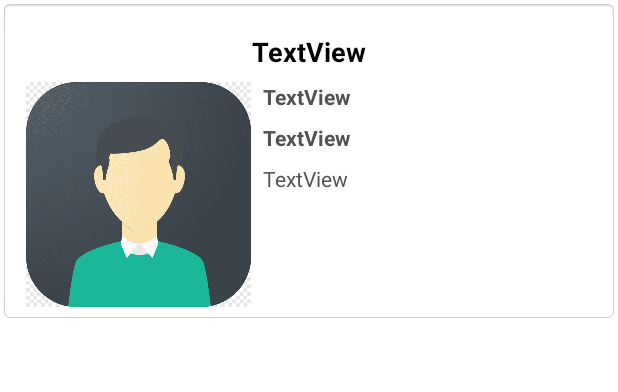
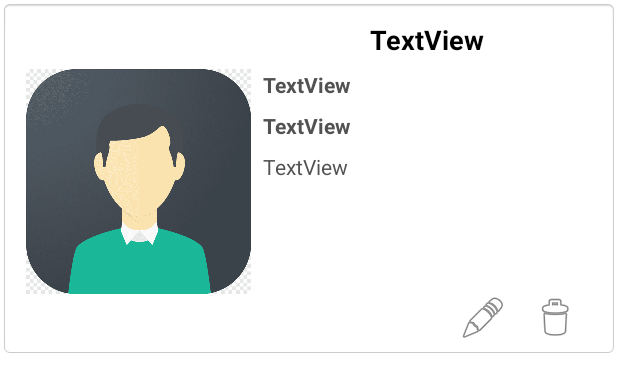
Before and after one commit to BALASHOWILYA/Obmen_JAVA, an Android app: the layout item_ads.xml on its own in the app's theme, with its tools: preview values and no code run, on a phone screen of 412 x 824 dp. Shown: the top 392 px of the screen. Run offline under Robolectric (Android 15) with nearby library versions, the phone set to English and light mode, and no system bars.

Commit message:
DeletemyAdswithRecyclerView

```diff
--- a/app/src/main/java/com/sad_ballala_projects/obmenknigami_java/EditActivity.java
+++ b/app/src/main/java/com/sad_ballala_projects/obmenknigami_java/EditActivity.java
@@ -140,6 +140,7 @@ public class EditActivity extends AppCompatActivity {
             post.setTel(edTel.getText().toString());
             post.setDisc(edDisc.getText().toString());
             post.setKey(key);
+            post.setCat(spinner.getSelectedItem().toString());
             post.setTime(String.valueOf(System.nanoTime()));
             post.setUid(mAuth.getUid());
 
--- a/app/src/main/res/layout/item_ads.xml
+++ b/app/src/main/res/layout/item_ads.xml
@@ -11,13 +11,13 @@
         android:id="@+id/tvTitle"
         android:layout_width="wrap_content"
         android:layout_height="wrap_content"
-        android:layout_marginTop="16dp"
+        android:layout_marginTop="8dp"
         android:text="TextView"
         android:textColor="@color/black"
         android:textSize="18sp"
         android:textStyle="bold"
-        app:layout_constraintEnd_toEndOf="parent"
-        app:layout_constraintStart_toStartOf="parent"
+        app:layout_constraintEnd_toEndOf="@+id/tvChange"
+        app:layout_constraintStart_toStartOf="@+id/tvChange"
         app:layout_constraintTop_toTopOf="parent" />
 
     <TextView
@@ -25,13 +25,14 @@
         android:layout_width="0dp"
         android:layout_height="wrap_content"
         android:layout_marginStart="8dp"
+        android:layout_marginTop="8dp"
         android:layout_marginEnd="8dp"
         android:text="TextView"
         android:textColor="@color/gray"
         android:textStyle="bold"
         app:layout_constraintEnd_toEndOf="parent"
         app:layout_constraintStart_toEndOf="@+id/imAds"
-        app:layout_constraintTop_toTopOf="@+id/imAds" />
+        app:layout_constraintTop_toBottomOf="@+id/tvTitle" />
 
     <ImageView
         android:id="@+id/imAds"
@@ -41,8 +42,7 @@
         android:layout_marginTop="8dp"
         app:layout_constraintBottom_toBottomOf="parent"
         app:layout_constraintStart_toStartOf="parent"
-        app:layout_constraintTop_toBottomOf="@+id/tvTitle"
-        app:layout_constraintVertical_bias="0.0"
+        app:layout_constraintTop_toTopOf="parent"
         app:srcCompat="@mipmap/avatar" />
 
     <TextView
@@ -69,4 +69,30 @@
         app:layout_constraintStart_toStartOf="@+id/tvChange"
         app:layout_constraintTop_toBottomOf="@+id/tvChange" />
 
+    <LinearLayout
+        android:id="@+id/edit_layout"
+        android:layout_width="wrap_content"
+        android:layout_height="wrap_content"
+        android:orientation="horizontal"
+        app:layout_constraintBottom_toBottomOf="parent"
+        app:layout_constraintEnd_toEndOf="@+id/tvDisc"
+        app:layout_constraintTop_toBottomOf="@+id/tvDisc">
+
+        <ImageButton
+            android:id="@+id/imEditItem"
+            android:layout_width="wrap_content"
+            android:layout_height="wrap_content"
+            android:layout_marginEnd="16dp"
+            android:background="@android:color/transparent"
+            app:srcCompat="@android:drawable/ic_menu_edit" />
+
+        <ImageButton
+            android:id="@+id/imDeleteItem"
+            android:layout_width="wrap_content"
+            android:layout_height="wrap_content"
+            android:layout_marginEnd="8dp"
+            android:background="@android:color/transparent"
+            app:srcCompat="@android:drawable/ic_menu_delete" />
+    </LinearLayout>
+
 </androidx.constraintlayout.widget.ConstraintLayout>
--- a/app/src/main/res/menu/drawer_main_menu.xml
+++ b/app/src/main/res/menu/drawer_main_menu.xml
@@ -5,8 +5,14 @@
 
 
 
+
+
     <item android:title="@string/school_textbooks">
         <menu>
+            <item
+                android:title="@string/my_ads"
+                android:id="@+id/id_my_ads"
+                />
             <item
                 android:title="@string/textbooks_for_the_1st_grade"
                 android:id="@+id/id_textbooks_for_the_1st_grade"
--- a/app/src/main/res/values/strings.xml
+++ b/app/src/main/res/values/strings.xml
@@ -75,8 +75,8 @@
     <string name="edit_discription">Описание</string>
     <string name="edit_phone">Как с вами связаться</string>
     <string name="change">предложите обмен</string>
-
-
+    <string name="id_my_ads">мои объявления</string>
+    <string name="my_ads">мои объявления</string>
 
 
 
```
Also changed, not shown: app/src/main/java/com/sad_ballala_projects/obmenknigami_java/DbManager.java (+61 -3 lines), app/src/main/java/com/sad_ballala_projects/obmenknigami_java/MainActivity.java (+55 -40 lines), app/src/main/java/com/sad_ballala_projects/obmenknigami_java/NewPost.java (+10 -2 lines), app/src/main/java/com/sad_ballala_projects/obmenknigami_java/adapter/PostAdapter.java (+49 -5 lines), app/src/main/res/values/category_spinner.xml (+14 -1 lines).
